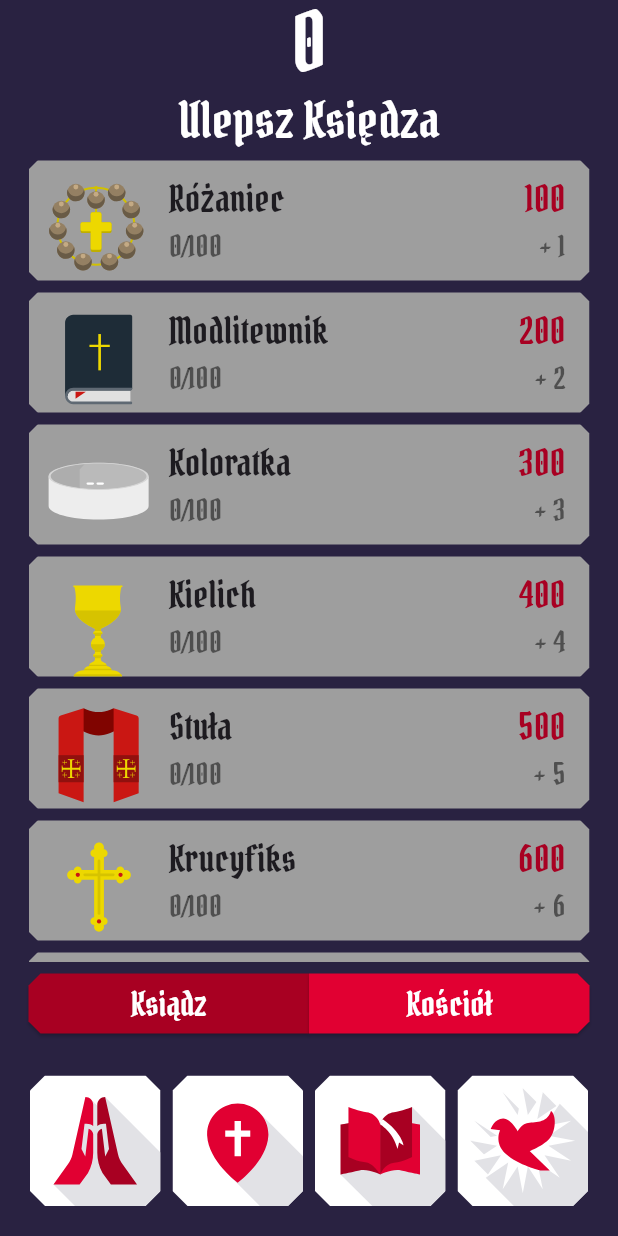
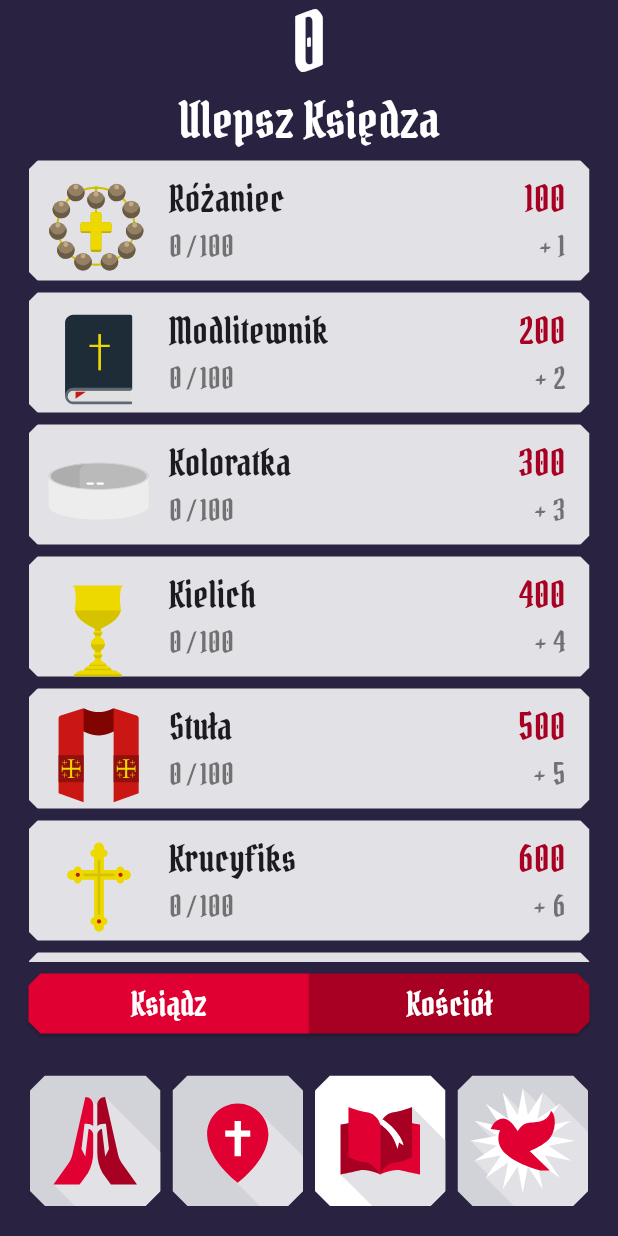
Before and after one commit to AntoniPochopien/church_clicker, a Flutter app: the screen it shows after launch, item 3 of the bottom bar chosen, on a phone screen of 412 x 824 dp. Run offline on Flutter 3.47's test engine with Material 2 defaults, Android fonts, the phone set to English and light mode, and no system bars; our stand-ins replace flutter_bloc, flutter_fortune_wheel, flutter_svg, google_mobile_ads, hive_flutter; missing offline and left inert: measure_size; accounts and stored records are empty.

Commit message:
some ui fixes

```diff
--- a/lib/screens/church_screen/church_screen.dart
+++ b/lib/screens/church_screen/church_screen.dart
@@ -1,6 +1,5 @@
 import 'package:church_clicker/cubits/church/church_cubit.dart';
 import 'package:church_clicker/cubits/level_cubit/level_cubit.dart';
-import 'package:church_clicker/widgets/level_indicator.dart';
 import 'package:flutter/material.dart';
 import 'package:flutter_svg/flutter_svg.dart';
 import 'package:flutter_bloc/flutter_bloc.dart';
@@ -28,7 +27,6 @@ class ChurchScreen extends StatelessWidget {
               if (churchLvl != 0)
                 SvgPicture.asset(
                     'assets/images/svg/passive/passive_lvl_${churchLvl}.svg'),
-              const LevelIndicator()
             ]);
           },
         );
--- a/lib/screens/fortune_wheel_screen/fortune_wheel_screen.dart
+++ b/lib/screens/fortune_wheel_screen/fortune_wheel_screen.dart
@@ -186,6 +186,8 @@ class _FortuneWheelScreenState extends State<FortuneWheelScreen> {
                                   });
                                 }
                               },
+                              child: ConstrainedBox(
+                                constraints: BoxConstraints(minHeight: 50),
                                 child: SizedBox(
                                   width: double.infinity,
                                   child: Row(
@@ -217,6 +219,7 @@ class _FortuneWheelScreenState extends State<FortuneWheelScreen> {
                                 ),
                               ),
                             ),
+                          ),
                         )
                       ],
                     ),
--- a/lib/screens/main_navigation_screen/main_navigation_screen.dart
+++ b/lib/screens/main_navigation_screen/main_navigation_screen.dart
@@ -38,7 +38,8 @@ class _MainNavigationScreenState extends State<MainNavigationScreen> {
     GoogleAdsService().createRewardedAd();
   }
 
-  Widget buttonBuilder({required BuildContext context, required int index}) {
+  Widget buttonBuilder(
+      {required BuildContext context, required int i, required int pageIndex}) {
     return Expanded(
       child: Padding(
         padding: const EdgeInsets.all(4),
@@ -48,10 +49,12 @@ class _MainNavigationScreenState extends State<MainNavigationScreen> {
             clipper: PentagonCustomClipper(),
             child: Stack(
               children: [
-                Container(
-                  color: Colors.white,
+                AnimatedContainer(
+                  duration: const Duration(milliseconds: 200),
+                  color:
+                      pageIndex == i ? Colors.white : const Color(0xFFd2d2d9),
                   child: SvgPicture.asset(
-                    'assets/images/svg/menu/menu_${index + 1}.svg',
+                    'assets/images/svg/menu/menu_${i + 1}.svg',
                     fit: BoxFit.cover,
                   ),
                 ),
@@ -60,7 +63,7 @@ class _MainNavigationScreenState extends State<MainNavigationScreen> {
                     color: Colors.transparent,
                     child: InkWell(
                       onTap: () => BlocProvider.of<NavigationCubit>(context)
-                          .changeIndex(index),
+                          .changeIndex(i),
                     ),
                   ),
                 )
@@ -107,10 +110,22 @@ class _MainNavigationScreenState extends State<MainNavigationScreen> {
                   child: Row(
                     mainAxisAlignment: MainAxisAlignment.center,
                     children: [
-                      buttonBuilder(context: context, index: 0),
-                      buttonBuilder(context: context, index: 1),
-                      buttonBuilder(context: context, index: 2),
-                      buttonBuilder(context: context, index: 3),
+                      buttonBuilder(
+                          context: context,
+                          i: 0,
+                          pageIndex: navState.currentIndex),
+                      buttonBuilder(
+                          context: context,
+                          i: 1,
+                          pageIndex: navState.currentIndex),
+                      buttonBuilder(
+                          context: context,
+                          i: 2,
+                          pageIndex: navState.currentIndex),
+                      buttonBuilder(
+                          context: context,
+                          i: 3,
+                          pageIndex: navState.currentIndex),
                     ],
                   ),
                 ),
--- a/lib/screens/shop_screen/shop_screen.dart
+++ b/lib/screens/shop_screen/shop_screen.dart
@@ -63,8 +63,8 @@ class _ShopScreenState extends State<ShopScreen> {
                           ),
                         ),
                         backgroundColor: _pageIndex == 0
-                            ? const Color(0xFFA80022)
-                            : const Color(0xFFE10032),
+                            ? const Color(0xFFE10032)
+                            : const Color(0xFFA80022),
                       ),
                       onPressed: () => changeIndex(0),
                       child: const Text(
@@ -84,8 +84,9 @@ class _ShopScreenState extends State<ShopScreen> {
                           ),
                         ),
                         backgroundColor: _pageIndex == 1
-                              ? const Color(0xFFA80022)
-                              : const Color(0xFFE10032)),
+                            ? const Color(0xFFE10032)
+                            : const Color(0xFFA80022),
+                      ),
                       onPressed: () => changeIndex(1),
                       child: const Text(
                         'Kościół',
--- a/lib/screens/shop_screen/widgets/item_widget.dart
+++ b/lib/screens/shop_screen/widgets/item_widget.dart
@@ -47,7 +47,7 @@ class ItemWidget extends StatelessWidget {
                 ? Colors.amber
                 : isAvaliable
                     ? Colors.white
-                    : Colors.grey,
+                    : const Color(0xFFe2e2e6),
             child: Padding(
               padding: const EdgeInsets.all(0),
               child: Container(
@@ -74,7 +74,7 @@ class ItemWidget extends StatelessWidget {
                             style: TextStyle(fontSize: 24),
                           ),
                           Text(
-                            '${ownedLvl}/${maxLvl}',
+                            '${ownedLvl} / ${maxLvl}',
                             style: TextStyle(
                                 fontSize: 20,
                                 color: Colors.black.withOpacity(0.5)),
```
Lines whose indentation alone changed are shown as unchanged.
